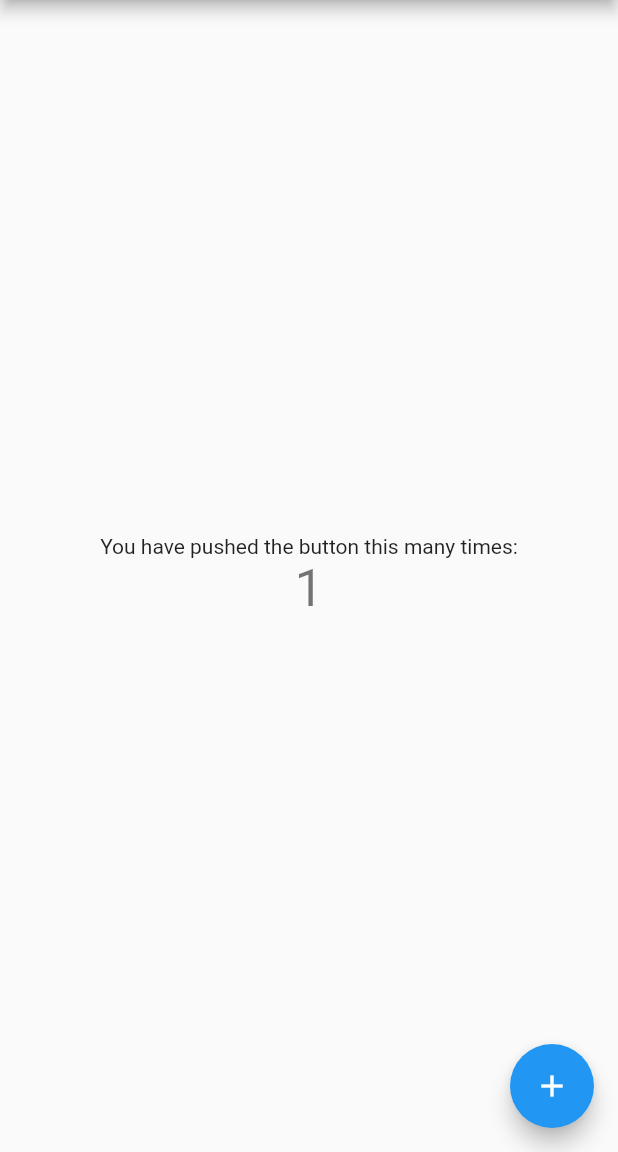
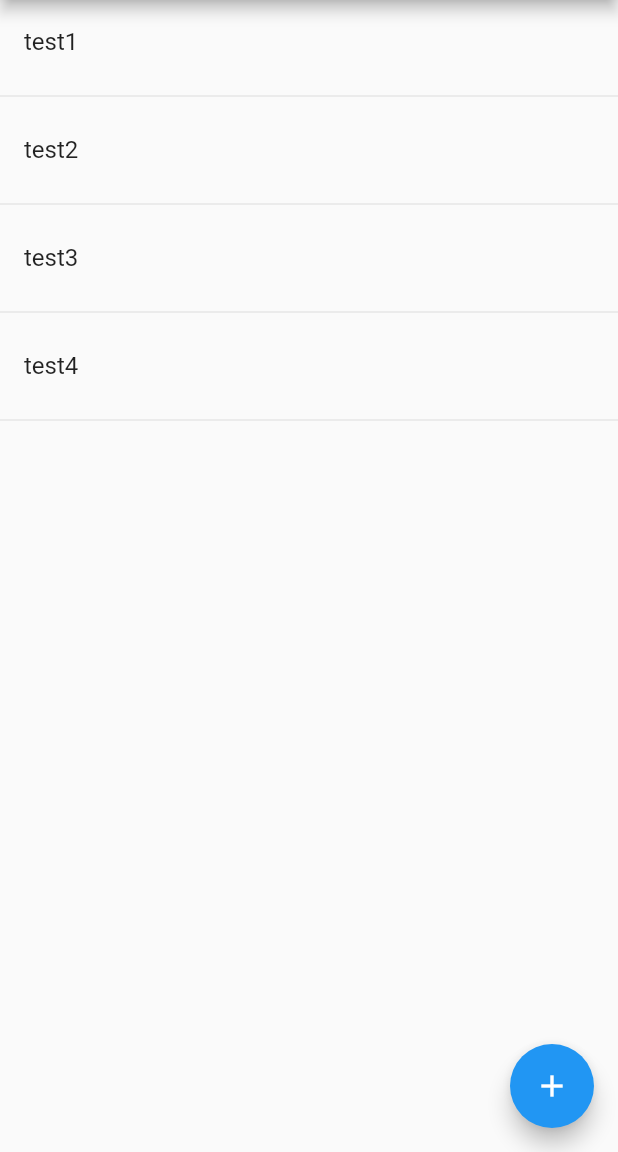
Before and after one commit to oltukunn/flutter_study, a Flutter app: the screen it shows after launch, after a tap on the "add" icon, on a phone screen of 412 x 824 dp, the part 84-1236 px from its top. Run offline on Flutter 3.47's test engine with Material 2 defaults, Android fonts, the phone set to English and light mode, and no system bars.

Commit message:
画面遷移と値の受け渡し

```diff
--- a/lib/main.dart
+++ b/lib/main.dart
@@ -1,4 +1,5 @@
 import 'package:flutter/material.dart';
+import 'next_page.dart';
 
 void main() {
   runApp(const MyApp());
@@ -7,21 +8,11 @@ void main() {
 class MyApp extends StatelessWidget {
   const MyApp({Key? key}) : super(key: key);
 
-  // This widget is the root of your application.
   @override
   Widget build(BuildContext context) {
     return MaterialApp(
       title: 'Flutter Demo',
       theme: ThemeData(
-        // This is the theme of your application.
-        //
-        // Try running your application with "flutter run". You'll see the
-        // application has a blue toolbar. Then, without quitting the app, try
-        // changing the primarySwatch below to Colors.green and then invoke
-        // "hot reload" (press "r" in the console where you ran "flutter run",
-        // or simply save your changes to "hot reload" in a Flutter IDE).
-        // Notice that the counter didn't reset back to zero; the application
-        // is not restarted.
         primarySwatch: Colors.blue,
       ),
       home: const MyHomePage(title: 'Flutter Demo Home Page'),
@@ -31,16 +22,6 @@ class MyApp extends StatelessWidget {
 
 class MyHomePage extends StatefulWidget {
   const MyHomePage({Key? key, required this.title}) : super(key: key);
-
-  // This widget is the home page of your application. It is stateful, meaning
-  // that it has a State object (defined below) that contains fields that affect
-  // how it looks.
-
-  // This class is the configuration for the state. It holds the values (in this
-  // case the title) provided by the parent (in this case the App widget) and
-  // used by the build method of the State. Fields in a Widget subclass are
-  // always marked "final".
-
   final String title;
 
   @override
@@ -48,65 +29,45 @@ class MyHomePage extends StatefulWidget {
 }
 
 class _MyHomePageState extends State<MyHomePage> {
+  List<String> titlelist = ['test1', 'test2', 'test3'];
   int _counter = 0;
 
   void _incrementCounter() {
     setState(() {
-      // This call to setState tells the Flutter framework that something has
-      // changed in this State, which causes it to rerun the build method below
-      // so that the display can reflect the updated values. If we changed
-      // _counter without calling setState(), then the build method would not be
-      // called again, and so nothing would appear to happen.
       _counter++;
     });
   }
 
   @override
   Widget build(BuildContext context) {
-    // This method is rerun every time setState is called, for instance as done
-    // by the _incrementCounter method above.
-    //
-    // The Flutter framework has been optimized to make rerunning build methods
-    // fast, so that you can just rebuild anything that needs updating rather
-    // than having to individually change instances of widgets.
     return Scaffold(
       appBar: AppBar(
-        // Here we take the value from the MyHomePage object that was created by
-        // the App.build method, and use it to set our appbar title.
         title: Text(widget.title),
       ),
-      body: Center(
-        // Center is a layout widget. It takes a single child and positions it
-        // in the middle of the parent.
-        child: Column(
-          // Column is also a layout widget. It takes a list of children and
-          // arranges them vertically. By default, it sizes itself to fit its
-          // children horizontally, and tries to be as tall as its parent.
-          //
-          // Invoke "debug painting" (press "p" in the console, choose the
-          // "Toggle Debug Paint" action from the Flutter Inspector in Android
-          // Studio, or the "Toggle Debug Paint" command in Visual Studio Code)
-          // to see the wireframe for each widget.
-          //
-          // Column has various properties to control how it sizes itself and
-          // how it positions its children. Here we use mainAxisAlignment to
-          // center the children vertically; the main axis here is the vertical
-          // axis because Columns are vertical (the cross axis would be
-          // horizontal).
-          mainAxisAlignment: MainAxisAlignment.center,
-          children: <Widget>[
-            const Text(
-              'You have pushed the button this many times:',
-            ),
-            Text(
-              '$_counter',
-              style: Theme.of(context).textTheme.headline4,
-            ),
-          ],
-        ),
-      ),
+      body: ListView.builder(
+          itemCount: titlelist.length,
+          itemBuilder: (context, index) {
+            return Column(
+              children: <Widget>[
+                ListTile(
+                  title: Text(titlelist[index]),
+                  onTap: () {
+                    Navigator.push(
+                        context,
+                        MaterialPageRoute(
+                            builder: (context) =>
+                                NextPage(title: titlelist[index])));
+                  },
+                ),
+                Divider(),
+              ],
+            );
+          }),
       floatingActionButton: FloatingActionButton(
-        onPressed: _incrementCounter,
+        onPressed: () {
+          titlelist.add('test4');
+          setState(() {});
+        },
         tooltip: 'Increment',
         child: const Icon(Icons.add),
       ), // This trailing comma makes auto-formatting nicer for build methods.
```
Also changed, not shown: lib/next_page.dart (added, +20 -0 lines).
